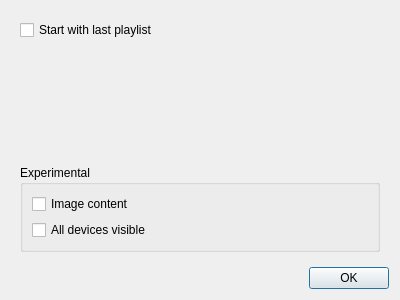
First picture: the form in desktop/src/settingsdialog.ui, repository mkiol/Jupii, before the edit.
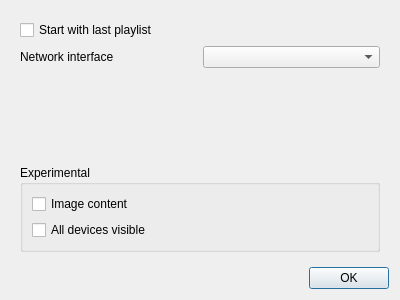
Second picture: the form after the edit.

Commit message: Support for many network interfaces

The edit to the form file:
```diff
--- a/desktop/src/settingsdialog.ui
+++ b/desktop/src/settingsdialog.ui
@@ -33,6 +33,20 @@
         </property>
        </widget>
       </item>
+      <item>
+       <layout class="QHBoxLayout" name="horizontalLayout">
+        <item>
+         <widget class="QLabel" name="label">
+          <property name="text">
+           <string>Network interface</string>
+          </property>
+         </widget>
+        </item>
+        <item>
+         <widget class="QComboBox" name="netiInfsComboBox"/>
+        </item>
+       </layout>
+      </item>
       <item>
        <spacer name="verticalSpacer">
         <property name="orientation">
```
The commit also changes 6 other files.
